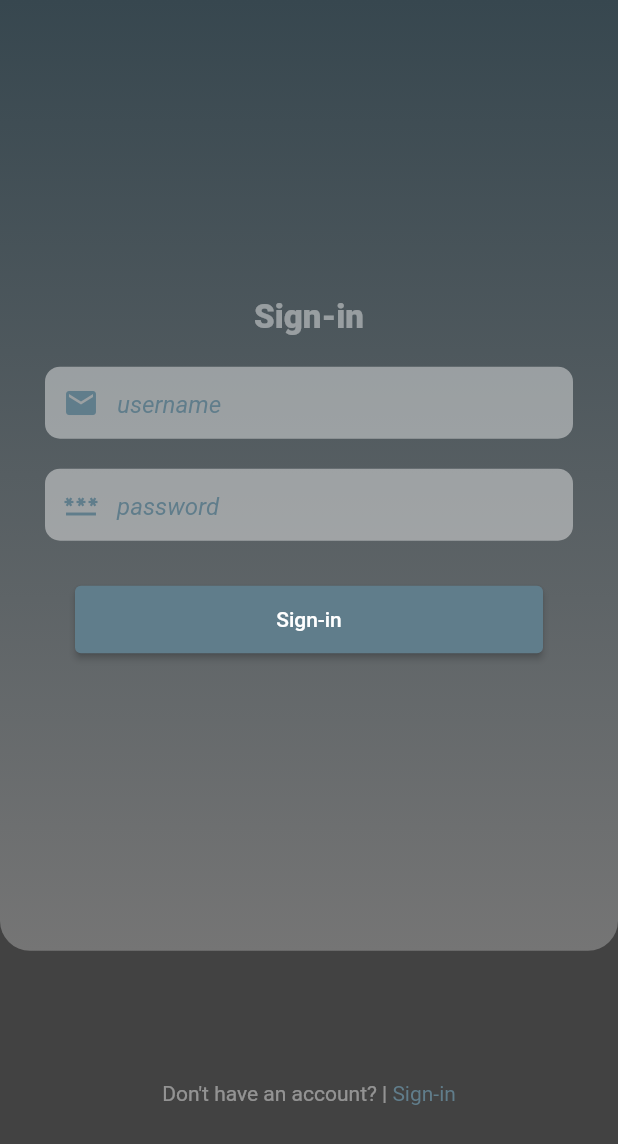
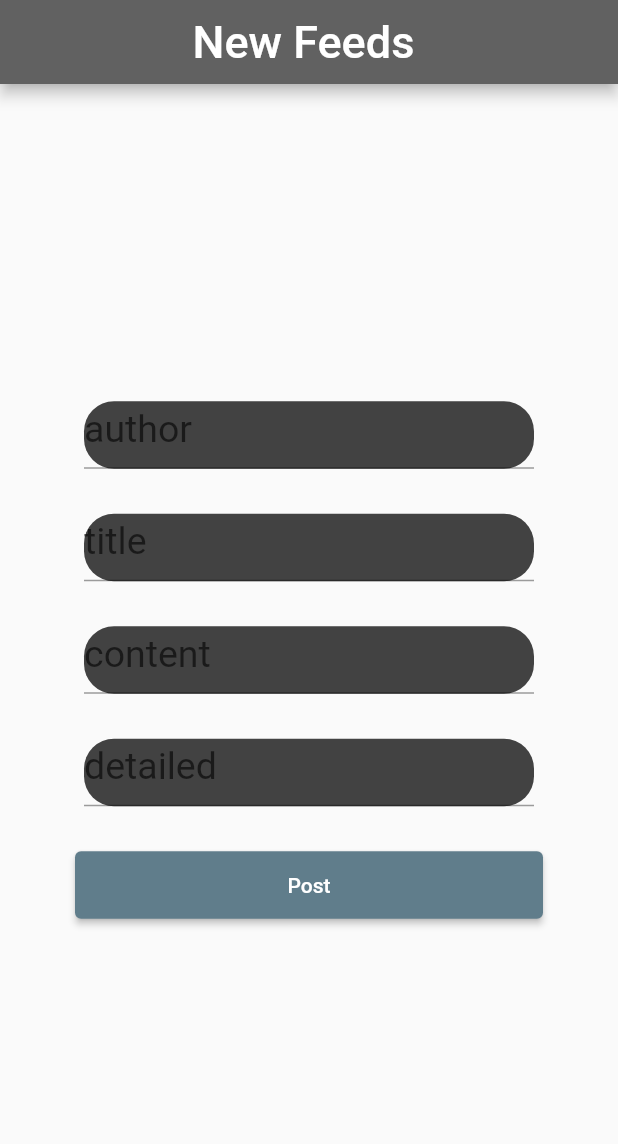
Before and after one commit to betu55/Hagerawi, a Flutter app: the screen it shows after launch, on a phone screen of 412 x 824 dp. Shown: the top 1144 px of the screen. Run offline on Flutter 3.47's test engine with Material 2 defaults, Android fonts, the light colour scheme and no system bars; our stand-ins replace equatable, flutter_bloc, flutter_svg; missing offline and left inert: dart:html.

Commit message:
made imporovements to the admin feed posting bloc

```diff
--- a/lib/admin_feeds/admin_feeds_bloc.dart
+++ b/lib/admin_feeds/admin_feeds_bloc.dart
@@ -5,36 +5,33 @@ import 'package:hagerawi_app/admin_feeds/admin_feeds_repo.dart';
 
 class AdminFeedBloc extends Bloc<AdminFeedEvent, AdminFeedState> {
   AdminFeedRepo feedRepo;
-  AdminFeedBloc(this.feedRepo) : super(FeedsUploading());
+  AdminFeedBloc(this.feedRepo) : super(AdminFeedsNotUploaded());
 
   @override
   Stream<AdminFeedState> mapEventToState(AdminFeedEvent event) async* {
-    // on the case that our user opens the page for the first time
-    if (event is FetchAdminFeedsEvent) {
+    if (event is FeedsUploaded) {
       // this is the first state shown on the UI until the below try-catch code fetches data from our repository layer
+      final title = event.props[0].toString();
+      final author = event.props[1].toString();
+      final content = event.props[2].toString();
+      final detailed = event.props[3].toString();
+
       yield FeedsUploading();
-      // await Future.delayed(Duration(seconds: 15));
+
+      await Future.delayed(Duration(seconds: 15));
+
       try {
-        List<AdminFeedsModel> feeds = await feedRepo.getFeeds();
-
-        // print(feeds[0].detailed);
-        yield FeedsUploaded(feeds);
-      } catch (_) {
-        yield AdminFeedsNotUploaded();
+        AdminFeedsModel feed =
+            await feedRepo.postFeeds(title, author, content, detailed);
+        print("at the bloc");
+        try {
+          yield FeedsUploaded(title, author, content, detailed);
+        } catch (e) {
+          print(e);
+        }
+      } catch (e) {
+        yield UploadingFailed(errorMsg: e.toString());
       }
-    }
-
-    // when the user searchs for a specific field
-    if (event is SearchFeedEvent) {
-      yield FeedSearched();
-
-      // try {
-      //   Future<List<FeedModel>> feeds = feedRepo.getFeeds();
-
-      //   yield FeedsLoaded(feeds);
-      // } catch (_) {
-      //   yield FeedsNotLoaded();
-      // }
     }
   }
 }
--- a/lib/admin_feeds/admin_feeds_event_and_state.dart
+++ b/lib/admin_feeds/admin_feeds_event_and_state.dart
@@ -1,15 +1,22 @@
 import 'dart:async';
 
-import 'package:hagerawi_app/admin_feeds/admin_feeds_model.dart';
+import 'package:equatable/equatable.dart';
+import 'package:hagerawi_app/pages/feeds_post.dart';
 
 // event base class
-abstract class AdminFeedEvent {}
+abstract class AdminFeedEvent extends Equatable {}
 
-class FetchAdminFeedsEvent extends AdminFeedEvent {
-  FetchAdminFeedsEvent();
+class PostFeedsEvent extends AdminFeedEvent {
+  PostFeedsEvent(this._title, this._author, this._content, this._detailed);
+
+  final String _title;
+  final String _author;
+  final String _content;
+  final String _detailed;
+
+  @override
+  List<Object?> get props => [_title, _author, _content, _detailed];
 }
-
-class SearchFeedEvent extends AdminFeedEvent {}
 
 // state base class
 abstract class AdminFeedState {}
@@ -17,13 +24,19 @@ abstract class AdminFeedState {}
 class FeedsUploading extends AdminFeedState {}
 
 class FeedsUploaded extends AdminFeedState {
-  List<AdminFeedsModel> _feeds;
+  final String _title;
+  final String _author;
+  final String _content;
+  final String _detailed;
 
-  FeedsUploaded(this._feeds);
-
-  List<AdminFeedsModel> get getFeeds => _feeds;
+  FeedsUploaded(this._title, this._author, this._content, this._detailed);
 }
 
-class FeedSearched extends AdminFeedState {}
+class AdminFeedsNotUploaded extends AdminFeedState {}
 
-class AdminFeedsNotUploaded extends AdminFeedState {}
+class UploadingFailed extends AdminFeedState {
+  final String errorMsg;
+
+  UploadingFailed({required this.errorMsg});
+  String get getErrorMsg => errorMsg;
+}
--- a/lib/admin_feeds/admin_feeds_model.dart
+++ b/lib/admin_feeds/admin_feeds_model.dart
@@ -1,26 +1,18 @@
-class ListOfAdminFeeds {
-  final List<AdminFeedsModel> allAdminFeeds;
-
-  ListOfAdminFeeds({required this.allAdminFeeds});
-}
-
 // this class describes what a single AdminFeeds should contain within
 class AdminFeedsModel {
-  final imgUrl;
   final title;
-  final desc;
+  final content;
   final detailed;
   final author;
 
   AdminFeedsModel(
-      {this.imgUrl, this.title, this.author, this.desc, this.detailed});
+      {this.title, this.author, this.content, this.detailed});
 
   factory AdminFeedsModel.fromJson(Map<String, dynamic> json) {
     return AdminFeedsModel(
-      imgUrl: json['imgUrl'],
       title: json['title'],
       author: json['author'],
-      desc: json['content'],
+      content: json['content'],
       detailed: json['detailed'],
     );
   }
--- a/lib/admin_feeds/admin_feeds_repo.dart
+++ b/lib/admin_feeds/admin_feeds_repo.dart
@@ -4,27 +4,31 @@ import 'dart:convert';
 
 class AdminFeedRepo {
   // get fututr for getting list of feeds
-  Future<List<AdminFeedsModel>> getFeeds() async {
+  Future<AdminFeedsModel> postFeeds(
+      String title, String author, String content, String detailed) async {
     //declare from where we will be getting our list of objects
-    final result = await http.Client()
-        .get(Uri.parse("http://localhost:5000/feeds/"), headers: {
-      "Accept": "application/json",
-      "Access-Control_Allow_Origin": "*"
-    });
-    if (result.statusCode == 200) {
-      final feeds = json.decode(result.body).cast<Map<String, dynamic>>();
-      //print(feeds);
+    final result = await http.Client().post(
+      Uri.parse("http://localhost:5000/feeds/"),
+      headers: {
+        "content-type": "application/json",
+        "Accept": "application/json",
+        "Access-Control_Allow_Origin": "*"
+      },
+      body: jsonEncode(
+        <String, String>{
+          "title": title.toString(),
+          "author": author.toString(),
+          "content": content.toString(),
+          "detailed": detailed.toString(),
+        },
+      ),
+    );
 
-      List<AdminFeedsModel> feedList = feeds.map<AdminFeedsModel>((json) {
-        return AdminFeedsModel.fromJson(json);
-      }).toList();
+    var response = jsonDecode(result.body);
 
-      // print(feedList[0].author);
-      return feedList;
-    } else {
-      throw Exception('failed to load from server');
-    }
+    if (response == null)
+      throw Exception("Could not post feed!");
+    else
+      return AdminFeedsModel.fromJson(response);
   }
-
-  // Future<FeedModel> getSingleFeed() {}
 }
--- a/lib/components/fields.dart
+++ b/lib/components/fields.dart
@@ -1,6 +1,6 @@
 import 'package:flutter/material.dart';
 
-List<IconData> myIcons = [Icons.person, Icons.email, Icons.password];
+List<IconData> myIcons = [Icons.person, Icons.email, Icons.password, Icons.details, Icons.title];
 
 final formKey = GlobalKey<FormState>();
 
--- a/lib/main.dart
+++ b/lib/main.dart
@@ -2,6 +2,7 @@ import 'package:flutter/gestures.dart';
 import 'package:flutter/material.dart';
 import 'package:flutter/services.dart';
 import 'package:hagerawi_app/auth/screens/login_screen.dart';
+import 'package:hagerawi_app/pages/feeds_post.dart';
 
 import 'package:hagerawi_app/quiz/bloc/trial.dart';
 import 'package:hagerawi_app/quiz/screens/quiz.dart';
@@ -26,9 +27,10 @@ void main() {
     debugShowCheckedModeBanner: false,
     //home: Login(),
 
-    initialRoute: Login.routeName,
+    initialRoute: PostFeeds.routeName,
 
     routes: {
+      PostFeeds.routeName: (BuildContext context) => PostFeeds(),
       Trial.routeName: (BuildContext context) => Trial(),
       Signup.routeName: (BuildContext context) => Signup(),
       Login.routeName: (BuildContext context) => Login(),
--- a/lib/pages/feeds_post.dart
+++ b/lib/pages/feeds_post.dart
@@ -1,18 +1,23 @@
 import 'package:flutter/material.dart';
+import 'package:flutter_bloc/flutter_bloc.dart';
+import 'package:hagerawi_app/admin_feeds/admin_feeds_bloc.dart';
+import 'package:hagerawi_app/admin_feeds/admin_feeds_event_and_state.dart';
+import 'package:hagerawi_app/admin_feeds/admin_feeds_repo.dart';
+import 'package:hagerawi_app/components/fields.dart';
 import 'package:hagerawi_app/components/sidebar.dart';
 import 'package:hagerawi_app/components/cards.dart';
+import 'package:hagerawi_app/feed/bloc/blocs.dart';
 import 'package:hagerawi_app/feed/models/feed_model.dart';
 
-void main() {
-  runApp(MyApp());
-}
+class PostFeeds extends StatelessWidget {
+  PostFeeds({Key? key}) : super(key: key);
+  static const String routeName = "/postFeeds";
 
-class MyApp extends StatefulWidget {
-  @override
-  _DataTableExample createState() => _DataTableExample();
-}
+  final author = TextEditingController();
+  final title = TextEditingController();
+  final content = TextEditingController();
+  final detailed = TextEditingController();
 
-class _DataTableExample extends State<MyApp> {
   @override
   Widget build(BuildContext context) {
     return MaterialApp(
@@ -25,88 +30,116 @@ class _DataTableExample extends State<MyApp> {
             style: TextStyle(fontSize: 30),
           )),
         ),
-          body: Container(
-            child: Center(
-              child: ListView(children: <Widget>[
-                DataTable(
-                  columns: [
-                    DataColumn(
-                        label: Text('Post Content',
-                            style: TextStyle(
-                                fontSize: 18, fontWeight: FontWeight.bold))),
-                    DataColumn(
-                        label: Text('',
-                            style: TextStyle(
-                                fontSize: 18, fontWeight: FontWeight.bold))),
-                  ],
-                  rows: [
-                    DataRow(cells: [
-                      DataCell(Text('Title')),
-                      DataCell(Padding(
-                          padding: EdgeInsets.all(2.0),
-                          child: TextField(
-                            decoration: InputDecoration(
-                              border: OutlineInputBorder(),
-                              labelText: 'Title',
-                            ),
-                          )))
-                    ]),
-                    DataRow(cells: [
-                      DataCell(Text('Content')),
-                      DataCell(Padding(
-                          padding: EdgeInsets.all(2.0),
-                          child: TextField(
-                            decoration: InputDecoration(
-                              border: OutlineInputBorder(),
-                              labelText: 'Content',
-                            ),
-                          ))),
-                    ]),
-                    DataRow(cells: [
-                      DataCell(Text('Author')),
-                      DataCell(Padding(
-                          padding: EdgeInsets.all(2.0),
-                          child: TextField(
-                            decoration: InputDecoration(
-                              border: OutlineInputBorder(),
-                              labelText: 'Author',
-                            ),
-                          ))),
-                    ]),
-                    DataRow(cells: [
-                      DataCell(Text('15')),
-                      DataCell(Padding(
-                          padding: EdgeInsets.all(2.0),
-                          child: TextField(
-                            decoration: InputDecoration(
-                              border: OutlineInputBorder(),
-                              labelText: 'Title',
-                            ),
-                          ))),
-                    ]),
+        body: BlocProvider(
+          create: (context) => AdminFeedBloc(AdminFeedRepo()),
+          child: BlocBuilder<AdminFeedBloc, AdminFeedState>(
+            builder: (ctx, state) {
+              final adminBloc = BlocProvider.of<AdminFeedBloc>(ctx);
+
+              if (state is FeedsLoaded) {
+                return Center(
+                  child: Text("Posted feeds successfully"),
+                );
+              } else if (state is FeedsUploading) {
+                return Center(
+                  child: Container(
+                    alignment: Alignment.center,
+                    height: double.infinity,
+                    width: double.infinity,
+                    decoration: BoxDecoration(
+                      color: Colors.grey.shade500,
+                      gradient: LinearGradient(
+                        begin: Alignment.bottomCenter,
+                        end: Alignment.topCenter,
+                        colors: [
+                          Colors.grey.shade600,
+                          Colors.blueGrey.shade800,
                         ],
                       ),
+                    ),
+                    child: Column(
+                      mainAxisAlignment: MainAxisAlignment.center,
+                      children: [
+                        CircularProgressIndicator(
+                          strokeWidth: 3,
+                          color: Colors.blueGrey.shade200,
+                        ),
+                        SizedBox(height: 14),
+                        Text(
+                          "Posting feeds...",
+                          style: TextStyle(
+                              fontSize: 15, color: Colors.blueGrey.shade200),
+                        ),
+                        SizedBox(height: 14),
+                      ],
+                    ),
+                  ),
+                );
+              }
+              return Center(
+                child: Column(
+                  mainAxisAlignment: MainAxisAlignment.center,
+                  mainAxisSize: MainAxisSize.max,
+                  children: [
+                    theItems(author, "author"),
+                    SizedBox(height: 10),
+                    theItems(title, "title"),
+                    SizedBox(height: 10),
+                    theItems(content, "content"),
+                    SizedBox(height: 10),
+                    theItems(detailed, "detailed"),
+                    SizedBox(height: 10),
                     Container(
-                    child: Padding(
-                        padding: EdgeInsets.fromLTRB(400, 50, 400, 0),
+                      decoration: BoxDecoration(
+                        borderRadius: BorderRadius.circular(20),
+                      ),
+                      width: double.infinity,
+                      height: 45,
+                      margin:
+                          EdgeInsets.symmetric(horizontal: 50, vertical: 10),
                       child: ElevatedButton(
-                          child: Text('Submit'),
-                          style: TextButton.styleFrom(
-                            textStyle: TextStyle(
-                                color: Colors.black,
-                                fontSize: 40,
-                                fontStyle: FontStyle.italic),
-                            primary: Colors.white,
-                            backgroundColor: Colors.grey.shade700,
-                            onSurface: Colors.grey,
+                        style: ElevatedButton.styleFrom(
+                          primary: Colors.blueGrey,
                         ),
                         onPressed: () {
-                            print("pressed");
+                          adminBloc.add(
+                            PostFeedsEvent(author.text, title.text,
+                                content.text, detailed.text),
+                          );
                         },
-                        )))
-              ]),
+                        child: Text("Post"),
                       ),
-          )),
+                    ),
+                  ],
+                ),
+              );
+            },
+          ),
+        ),
+      ),
+    );
+  }
+
+  Widget theItems(ctr, String hint) {
+    return Row(
+      mainAxisAlignment: MainAxisAlignment.center,
+      mainAxisSize: MainAxisSize.max,
+      children: [
+        new Container(
+          decoration: BoxDecoration(
+            borderRadius: BorderRadius.circular(20),
+            color: Colors.grey.shade800,
+          ),
+          width: 300,
+          height: 45,
+          margin: EdgeInsets.symmetric(horizontal: 50, vertical: 10),
+          child: TextField(
+            cursorHeight: 45,
+            style: TextStyle(fontSize: 25, color: Colors.white24),
+            decoration: InputDecoration(hintText: hint),
+          ),
+        ),
+      ],
     );
   }
 }
--- a/lib/pages/login.dart
+++ b/lib/pages/login.dart
@@ -1,12 +1,7 @@
 import 'package:flutter/material.dart';
 import 'package:flutter/services.dart';
-import 'package:flutter_svg/svg.dart';
 import 'package:hagerawi_app/auth/repository/auth_repo.dart';
 import 'package:hagerawi_app/components/fields.dart';
-import 'package:hagerawi_app/feed/bloc/feed_bloc.dart';
-import 'package:hagerawi_app/feed/repository/feed_repo.dart';
-import 'package:hagerawi_app/main.dart';
-import 'package:hagerawi_app/pages/events.dart';
 import 'package:hagerawi_app/pages/signup.dart';
 import 'package:flutter_bloc/flutter_bloc.dart';
 import 'package:hagerawi_app/auth/bloc/auth_bloc.dart';
```
Lines whose indentation alone changed are shown as unchanged.
